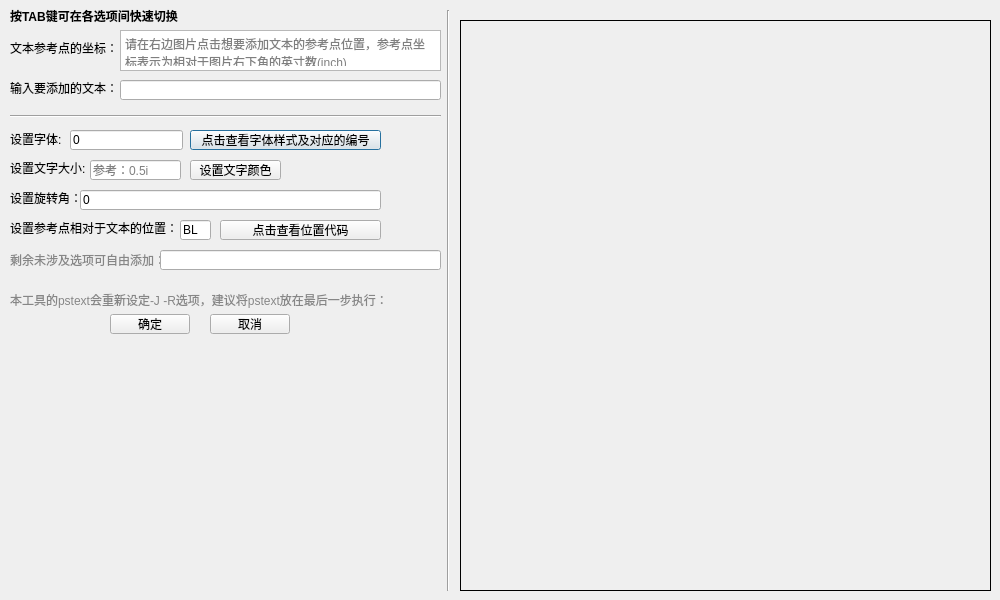
Above: src/gmt_pstext.ui from CovMat/GMT-mini-GUI before the change. Below: the same form after it.
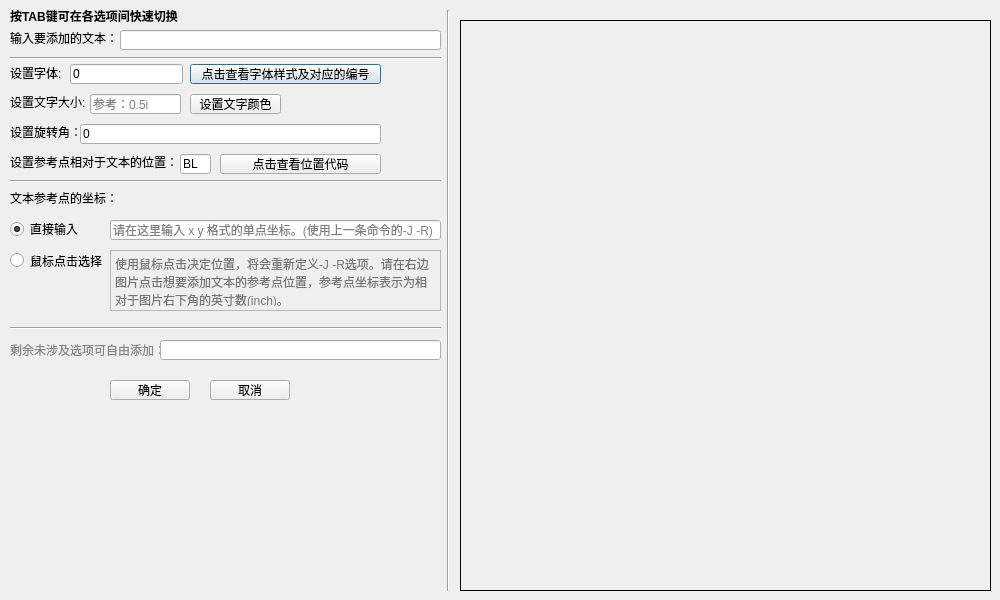
That is the form after the change.

```diff
--- a/src/gmt_pstext.ui
+++ b/src/gmt_pstext.ui
@@ -62,7 +62,7 @@
    <property name="geometry">
     <rect>
      <x>10</x>
-     <y>40</y>
+     <y>190</y>
      <width>111</width>
      <height>16</height>
     </rect>
@@ -72,12 +72,15 @@
    </property>
   </widget>
   <widget class="QTextBrowser" name="position">
+   <property name="enabled">
+    <bool>false</bool>
+   </property>
    <property name="geometry">
     <rect>
-     <x>120</x>
-     <y>30</y>
-     <width>321</width>
-     <height>41</height>
+     <x>110</x>
+     <y>250</y>
+     <width>331</width>
+     <height>61</height>
     </rect>
    </property>
    <property name="html">
@@ -88,14 +91,14 @@
 &lt;p style=&quot;-qt-paragraph-type:empty; margin-top:0px; margin-bottom:0px; margin-left:0px; margin-right:0px; -qt-block-indent:0; text-indent:0px; font-family:'MS UI Gothic';&quot;&gt;&lt;br /&gt;&lt;/p&gt;&lt;/body&gt;&lt;/html&gt;</string>
    </property>
    <property name="placeholderText">
-    <string>请在右边图片点击想要添加文本的参考点位置，参考点坐标表示为相对于图片右下角的英寸数(inch)</string>
+    <string>使用鼠标点击决定位置，将会重新定义-J -R选项。请在右边图片点击想要添加文本的参考点位置，参考点坐标表示为相对于图片右下角的英寸数(inch)。</string>
    </property>
   </widget>
   <widget class="QLabel" name="label_5">
    <property name="geometry">
     <rect>
      <x>10</x>
-     <y>80</y>
+     <y>30</y>
      <width>111</width>
      <height>16</height>
     </rect>
@@ -108,7 +111,7 @@
    <property name="geometry">
     <rect>
      <x>120</x>
-     <y>80</y>
+     <y>30</y>
      <width>321</width>
      <height>20</height>
     </rect>
@@ -118,7 +121,7 @@
    <property name="geometry">
     <rect>
      <x>10</x>
-     <y>108</y>
+     <y>50</y>
      <width>431</width>
      <height>16</height>
     </rect>
@@ -131,7 +134,7 @@
    <property name="geometry">
     <rect>
      <x>10</x>
-     <y>131</y>
+     <y>65</y>
      <width>61</width>
      <height>16</height>
     </rect>
@@ -144,7 +147,7 @@
    <property name="geometry">
     <rect>
      <x>70</x>
-     <y>130</y>
+     <y>64</y>
      <width>113</width>
      <height>20</height>
     </rect>
@@ -160,7 +163,7 @@
    <property name="geometry">
     <rect>
      <x>190</x>
-     <y>130</y>
+     <y>64</y>
      <width>191</width>
      <height>20</height>
     </rect>
@@ -173,7 +176,7 @@
    <property name="geometry">
     <rect>
      <x>10</x>
-     <y>190</y>
+     <y>124</y>
      <width>71</width>
      <height>16</height>
     </rect>
@@ -186,7 +189,7 @@
    <property name="geometry">
     <rect>
      <x>80</x>
-     <y>190</y>
+     <y>124</y>
      <width>301</width>
      <height>20</height>
     </rect>
@@ -202,7 +205,7 @@
    <property name="geometry">
     <rect>
      <x>10</x>
-     <y>160</y>
+     <y>94</y>
      <width>81</width>
      <height>16</height>
     </rect>
@@ -215,7 +218,7 @@
    <property name="geometry">
     <rect>
      <x>90</x>
-     <y>160</y>
+     <y>94</y>
      <width>91</width>
      <height>20</height>
     </rect>
@@ -228,7 +231,7 @@
    <property name="geometry">
     <rect>
      <x>190</x>
-     <y>160</y>
+     <y>94</y>
      <width>91</width>
      <height>20</height>
     </rect>
@@ -241,7 +244,7 @@
    <property name="geometry">
     <rect>
      <x>10</x>
-     <y>220</y>
+     <y>154</y>
      <width>171</width>
      <height>16</height>
     </rect>
@@ -254,7 +257,7 @@
    <property name="geometry">
     <rect>
      <x>180</x>
-     <y>220</y>
+     <y>154</y>
      <width>31</width>
      <height>20</height>
     </rect>
@@ -267,7 +270,7 @@
    <property name="geometry">
     <rect>
      <x>220</x>
-     <y>220</y>
+     <y>154</y>
      <width>161</width>
      <height>20</height>
     </rect>
@@ -280,7 +283,7 @@
    <property name="geometry">
     <rect>
      <x>10</x>
-     <y>251</y>
+     <y>341</y>
      <width>161</width>
      <height>16</height>
     </rect>
@@ -293,7 +296,7 @@
    <property name="geometry">
     <rect>
      <x>160</x>
-     <y>250</y>
+     <y>340</y>
      <width>281</width>
      <height>20</height>
     </rect>
@@ -306,7 +309,7 @@
    <property name="geometry">
     <rect>
      <x>210</x>
-     <y>314</y>
+     <y>380</y>
      <width>80</width>
      <height>20</height>
     </rect>
@@ -319,7 +322,7 @@
    <property name="geometry">
     <rect>
      <x>110</x>
-     <y>314</y>
+     <y>380</y>
      <width>80</width>
      <height>20</height>
     </rect>
@@ -328,17 +331,72 @@
     <string>确定</string>
    </property>
   </widget>
-  <widget class="QLabel" name="label_11">
+  <widget class="Line" name="line_3">
    <property name="geometry">
     <rect>
      <x>10</x>
-     <y>290</y>
+     <y>173</y>
      <width>431</width>
+     <height>16</height>
+    </rect>
+   </property>
+   <property name="orientation">
+    <enum>Qt::Horizontal</enum>
+   </property>
+  </widget>
+  <widget class="QRadioButton" name="use_mouse">
+   <property name="geometry">
+    <rect>
+     <x>10</x>
+     <y>250</y>
+     <width>101</width>
      <height>21</height>
     </rect>
    </property>
    <property name="text">
-    <string>&lt;html&gt;&lt;head/&gt;&lt;body&gt;&lt;p&gt;&lt;span style=&quot; color:#868686;&quot;&gt;本工具的pstext会重新设定-J -R选项，建议将pstext放在最后一步执行：&lt;/span&gt;&lt;/p&gt;&lt;/body&gt;&lt;/html&gt;</string>
+    <string>鼠标点击选择</string>
+   </property>
+  </widget>
+  <widget class="QRadioButton" name="use_input">
+   <property name="geometry">
+    <rect>
+     <x>10</x>
+     <y>220</y>
+     <width>87</width>
+     <height>18</height>
+    </rect>
+   </property>
+   <property name="text">
+    <string>直接输入</string>
+   </property>
+   <property name="checked">
+    <bool>true</bool>
+   </property>
+  </widget>
+  <widget class="QLineEdit" name="position_input">
+   <property name="geometry">
+    <rect>
+     <x>110</x>
+     <y>220</y>
+     <width>331</width>
+     <height>20</height>
+    </rect>
+   </property>
+   <property name="placeholderText">
+    <string>请在这里输入 x y 格式的单点坐标。(使用上一条命令的-J -R)</string>
+   </property>
+  </widget>
+  <widget class="Line" name="line_4">
+   <property name="geometry">
+    <rect>
+     <x>10</x>
+     <y>320</y>
+     <width>431</width>
+     <height>16</height>
+    </rect>
+   </property>
+   <property name="orientation">
+    <enum>Qt::Horizontal</enum>
    </property>
   </widget>
  </widget>
```
Left out of the diff: 5 changed lines with no effect on the pictures.
